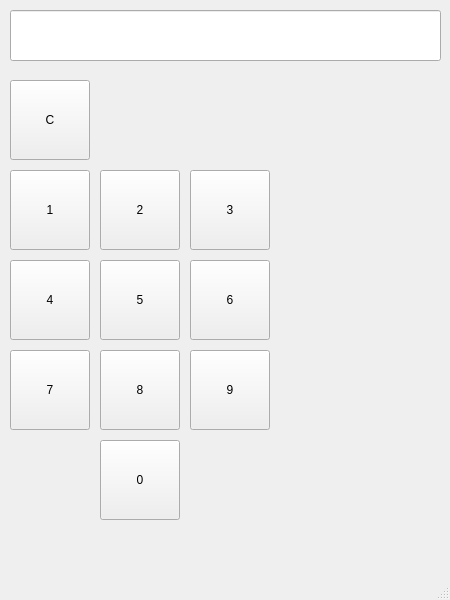
The window that mainwindow.ui (PekaEboy/QtLabNo2) describes before a commit, drawn with Qt 5.
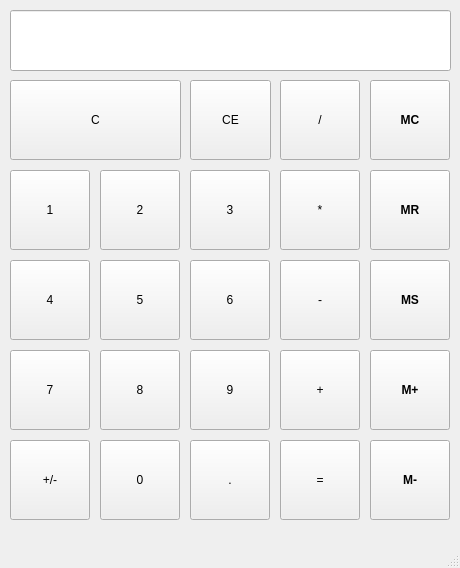
The same window after the commit.

Patch:
```diff
--- a/mainwindow.ui
+++ b/mainwindow.ui
@@ -6,8 +6,8 @@
    <rect>
     <x>0</x>
     <y>0</y>
-    <width>450</width>
-    <height>600</height>
+    <width>460</width>
+    <height>568</height>
    </rect>
   </property>
   <property name="windowTitle">
@@ -19,8 +19,8 @@
      <rect>
       <x>10</x>
       <y>10</y>
-      <width>431</width>
-      <height>51</height>
+      <width>441</width>
+      <height>61</height>
      </rect>
     </property>
     <property name="font">
@@ -168,7 +168,7 @@
      <rect>
       <x>10</x>
       <y>80</y>
-      <width>80</width>
+      <width>171</width>
       <height>80</height>
      </rect>
     </property>
@@ -176,6 +176,200 @@
      <string>C</string>
     </property>
    </widget>
+   <widget class="QPushButton" name="pbPLUS">
+    <property name="geometry">
+     <rect>
+      <x>280</x>
+      <y>350</y>
+      <width>80</width>
+      <height>80</height>
+     </rect>
+    </property>
+    <property name="text">
+     <string>+</string>
+    </property>
+   </widget>
+   <widget class="QPushButton" name="pbEQUAL">
+    <property name="geometry">
+     <rect>
+      <x>280</x>
+      <y>440</y>
+      <width>80</width>
+      <height>80</height>
+     </rect>
+    </property>
+    <property name="text">
+     <string>=</string>
+    </property>
+   </widget>
+   <widget class="QPushButton" name="pbMINUS">
+    <property name="geometry">
+     <rect>
+      <x>280</x>
+      <y>260</y>
+      <width>80</width>
+      <height>80</height>
+     </rect>
+    </property>
+    <property name="text">
+     <string>-</string>
+    </property>
+   </widget>
+   <widget class="QPushButton" name="pbCOMP">
+    <property name="geometry">
+     <rect>
+      <x>280</x>
+      <y>170</y>
+      <width>80</width>
+      <height>80</height>
+     </rect>
+    </property>
+    <property name="text">
+     <string>*</string>
+    </property>
+   </widget>
+   <widget class="QPushButton" name="pbDIVIS">
+    <property name="geometry">
+     <rect>
+      <x>280</x>
+      <y>80</y>
+      <width>80</width>
+      <height>80</height>
+     </rect>
+    </property>
+    <property name="text">
+     <string>/</string>
+    </property>
+   </widget>
+   <widget class="QPushButton" name="pbPLUSMINUS">
+    <property name="geometry">
+     <rect>
+      <x>10</x>
+      <y>440</y>
+      <width>80</width>
+      <height>80</height>
+     </rect>
+    </property>
+    <property name="text">
+     <string>+/-</string>
+    </property>
+   </widget>
+   <widget class="QPushButton" name="pbCLEARNUMBER">
+    <property name="geometry">
+     <rect>
+      <x>190</x>
+      <y>80</y>
+      <width>81</width>
+      <height>80</height>
+     </rect>
+    </property>
+    <property name="text">
+     <string>CE</string>
+    </property>
+   </widget>
+   <widget class="QPushButton" name="pbMEMORYMINUS">
+    <property name="geometry">
+     <rect>
+      <x>370</x>
+      <y>440</y>
+      <width>80</width>
+      <height>80</height>
+     </rect>
+    </property>
+    <property name="font">
+     <font>
+      <bold>true</bold>
+     </font>
+    </property>
+    <property name="text">
+     <string>M-</string>
+    </property>
+   </widget>
+   <widget class="QPushButton" name="pbMEMORYPLUS">
+    <property name="geometry">
+     <rect>
+      <x>370</x>
+      <y>350</y>
+      <width>80</width>
+      <height>80</height>
+     </rect>
+    </property>
+    <property name="font">
+     <font>
+      <bold>true</bold>
+     </font>
+    </property>
+    <property name="text">
+     <string>M+</string>
+    </property>
+   </widget>
+   <widget class="QPushButton" name="pbMEMORYSAVE">
+    <property name="geometry">
+     <rect>
+      <x>370</x>
+      <y>260</y>
+      <width>80</width>
+      <height>80</height>
+     </rect>
+    </property>
+    <property name="font">
+     <font>
+      <bold>true</bold>
+     </font>
+    </property>
+    <property name="text">
+     <string>MS</string>
+    </property>
+   </widget>
+   <widget class="QPushButton" name="pbMEMORYREPLACE">
+    <property name="geometry">
+     <rect>
+      <x>370</x>
+      <y>170</y>
+      <width>80</width>
+      <height>80</height>
+     </rect>
+    </property>
+    <property name="font">
+     <font>
+      <bold>true</bold>
+     </font>
+    </property>
+    <property name="text">
+     <string>MR</string>
+    </property>
+   </widget>
+   <widget class="QPushButton" name="pbMEMORYCLEAR">
+    <property name="geometry">
+     <rect>
+      <x>370</x>
+      <y>80</y>
+      <width>80</width>
+      <height>80</height>
+     </rect>
+    </property>
+    <property name="font">
+     <font>
+      <bold>true</bold>
+     </font>
+    </property>
+    <property name="text">
+     <string>MC</string>
+    </property>
+   </widget>
+   <widget class="QPushButton" name="pbPOINT">
+    <property name="geometry">
+     <rect>
+      <x>190</x>
+      <y>440</y>
+      <width>80</width>
+      <height>80</height>
+     </rect>
+    </property>
+    <property name="text">
+     <string>.</string>
+    </property>
+   </widget>
   </widget>
   <widget class="QMenuBar" name="menubar">
    <property name="geometry">
```
Left out of the diff: 4 changed lines with no effect on the pictures.
